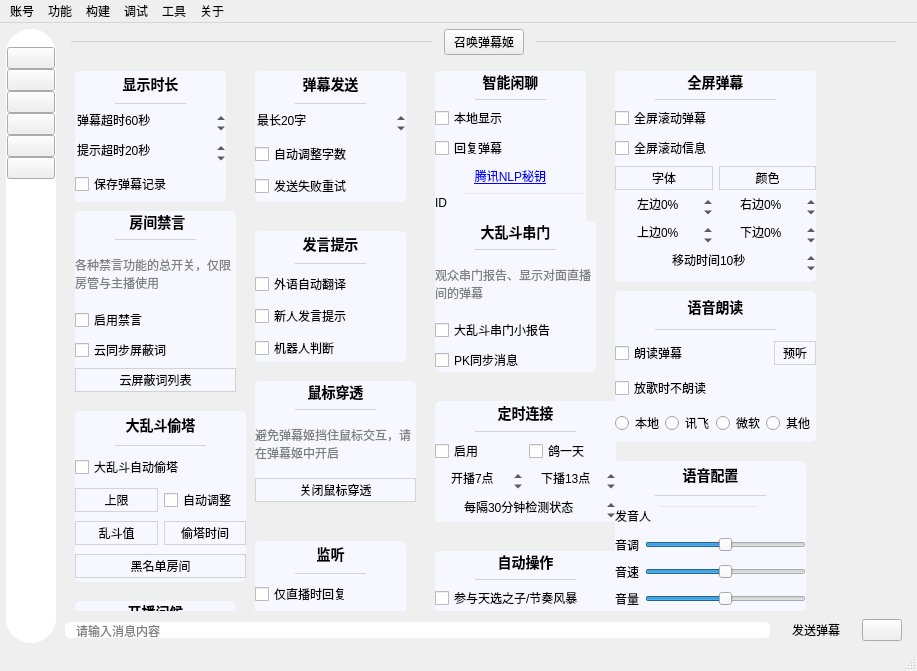
Before: the Qt Designer form mainwindow/mainwindow.ui in iwxyi/Bilibili-MagicalDanmaku, drawn with Qt 5.
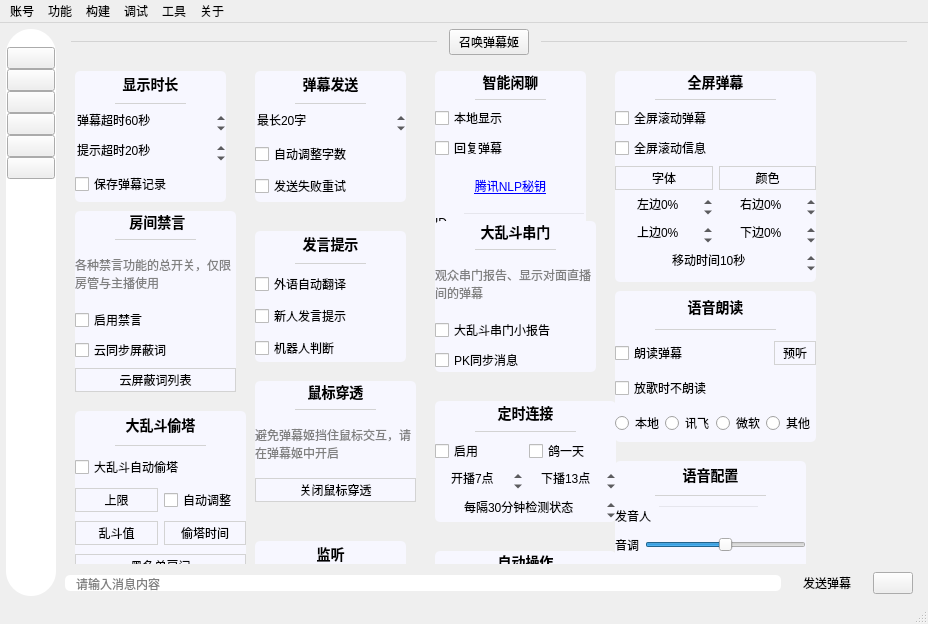
After: the same form once the commit is applied. Icons and pictures are not drawn. Custom widgets are drawn as their Qt base class.

Commit message: 修复智能闲聊需要开关才能使用的问题

Diff of the .ui file:
```diff
--- a/mainwindow/mainwindow.ui
+++ b/mainwindow/mainwindow.ui
@@ -6,8 +6,8 @@
    <rect>
     <x>0</x>
     <y>0</y>
-    <width>917</width>
-    <height>671</height>
+    <width>928</width>
+    <height>624</height>
    </rect>
   </property>
   <property name="windowTitle">
@@ -1544,8 +1544,8 @@
             <rect>
              <x>0</x>
              <y>0</y>
-             <width>837</width>
-             <height>551</height>
+             <width>848</width>
+             <height>504</height>
             </rect>
            </property>
            <property name="styleSheet">
@@ -1840,7 +1840,7 @@
               <x>370</x>
               <y>10</y>
               <width>151</width>
-              <height>171</height>
+              <height>191</height>
              </rect>
             </property>
             <property name="styleSheet">
@@ -8530,7 +8530,7 @@
     <rect>
      <x>0</x>
      <y>0</y>
-     <width>917</width>
+     <width>928</width>
      <height>23</height>
     </rect>
    </property>
```
Left out of the diff: 3 changed lines with no effect on the pictures. The commit also changes 2 other files.
